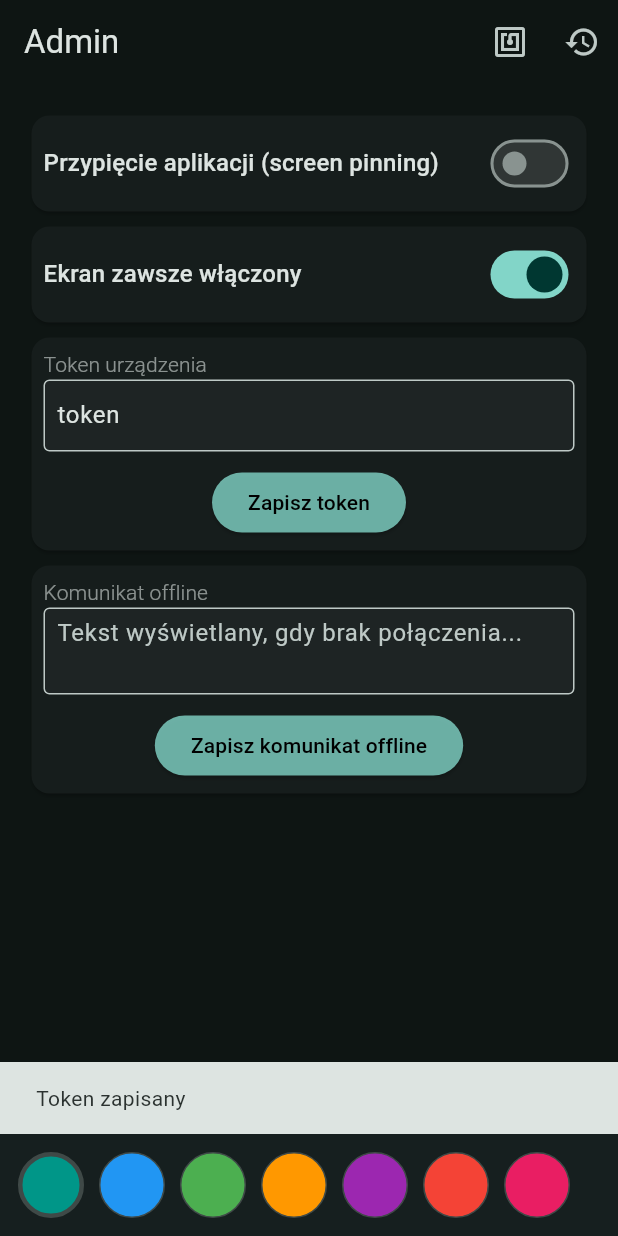
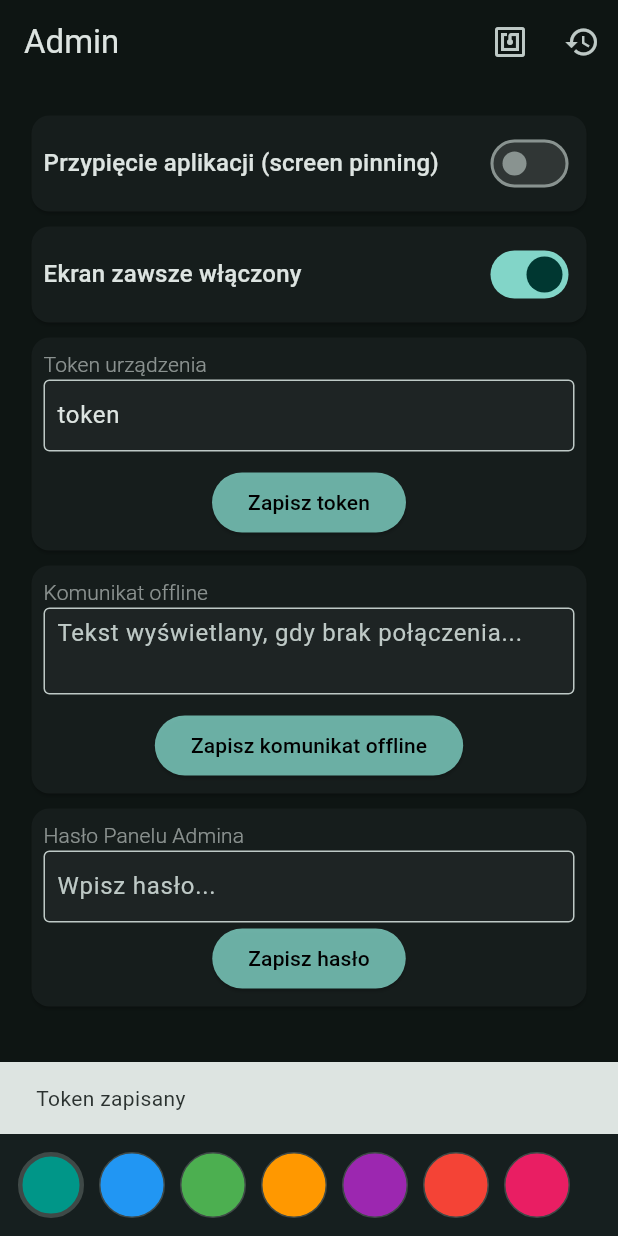
Before and after one commit to pawelprzegon/timelogappflutter, a Flutter app: the AdminScreen screen opened by its route, after a tap on "Zapisz token", on a phone screen of 412 x 824 dp. Run offline on Flutter 3.47's test engine with Material 3 defaults, Android fonts, the phone set to English and light mode, and no system bars; our stand-ins replace dio, flutter_riverpod, geolocator, go_router, shared_preferences, talker_flutter and 1 more; missing offline and left inert: kiosk_mode, mobile_scanner, talker_dio_logger; accounts and stored records are empty.

Commit message:
ref: adminPanel with password lock and hold to open admin

```diff
--- a/lib/core/storage/prefs.dart
+++ b/lib/core/storage/prefs.dart
@@ -3,6 +3,7 @@ import 'package:shared_preferences/shared_preferences.dart';
 class DevicePrefs {
   static const _kToken = 'device_token';
   static const _kOfflineMessage = 'offline_message';
+  static const _kAdminPassword = 'admin_panel_password';
 
   static Future<String?> getToken() async {
     final prefs = await SharedPreferences.getInstance();
@@ -35,4 +36,14 @@ class DevicePrefs {
     }
   }
 
+  static Future<String?> getAdminPassword() async {
+    final p = await SharedPreferences.getInstance();
+    return p.getString(_kAdminPassword);
+  }
+
+  static Future<void> setAdminPassword(String v) async {
+    final p = await SharedPreferences.getInstance();
+    await p.setString(_kAdminPassword, v);
+  }
+
 }
--- a/lib/features/admin/state/admin_controller.dart
+++ b/lib/features/admin/state/admin_controller.dart
@@ -4,27 +4,31 @@ import '../../../core/storage/prefs.dart';
 class AdminState {
   final String token;
   final String offlineMessage;
+  final String adminPanelPassword;
   final bool isLoading;
 
   const AdminState({
     required this.token,
     required this.offlineMessage,
+    required this.adminPanelPassword,
     required this.isLoading,
   });
 
   AdminState copyWith({
     String? token,
     String? offlineMessage,
+    String? adminPanelPassword,
     bool? isLoading,
   }) {
     return AdminState(
       token: token ?? this.token,
       offlineMessage: offlineMessage ?? this.offlineMessage,
+      adminPanelPassword: adminPanelPassword?? this.adminPanelPassword,
       isLoading: isLoading ?? this.isLoading,
     );
   }
 
-  static const empty = AdminState(token: '', offlineMessage: '', isLoading: true);
+  static const empty = AdminState(token: '', offlineMessage: '', adminPanelPassword: '', isLoading: true);
 }
 
 class AdminController extends StateNotifier<AdminState> {
@@ -35,7 +39,8 @@ class AdminController extends StateNotifier<AdminState> {
   Future<void> _load() async {
     final t = await DevicePrefs.getToken() ?? '';
     final m = await DevicePrefs.getOfflineMessage() ?? '';
-    state = state.copyWith(token: t, offlineMessage: m, isLoading: false);
+    final p = await DevicePrefs.getAdminPassword() ?? '';
+    state = state.copyWith(token: t, offlineMessage: m, adminPanelPassword: p, isLoading: false);
   }
 
   void setTokenLocal(String v) {
@@ -46,9 +51,12 @@ class AdminController extends StateNotifier<AdminState> {
     state = state.copyWith(offlineMessage: v);
   }
 
+  void setAdminPasswordLocal(String v) {
+    state = state.copyWith(adminPanelPassword: v);
+  }
+
   Future<void> saveToken() async {
     // ignore: avoid_print
-    print('Saved token len=${state.token.trim().length}');
     final v = state.token.trim();
     if (v.isEmpty) return;
     await DevicePrefs.setToken(v);
@@ -57,6 +65,10 @@ class AdminController extends StateNotifier<AdminState> {
   Future<void> saveOfflineMessage() async {
     await DevicePrefs.setOfflineMessage(state.offlineMessage);
   }
+
+  Future<void> saveAdminPassword() async {
+    await DevicePrefs.setAdminPassword(state.adminPanelPassword.trim());
+  }
 }
 
 final adminControllerProvider =
--- a/lib/features/admin/ui/admin_screen.dart
+++ b/lib/features/admin/ui/admin_screen.dart
@@ -20,6 +20,7 @@ class AdminScreen extends ConsumerStatefulWidget {
 class _AdminScreenState extends ConsumerState<AdminScreen> {
   late final TextEditingController _tokenCtrl;
   late final TextEditingController _offlineCtrl;
+  late final TextEditingController _adminPanelCtrl;
 
   bool _syncedOnce = false;
 
@@ -33,12 +34,14 @@ class _AdminScreenState extends ConsumerState<AdminScreen> {
     // Bo ref w initState działa, ale UI jeszcze się “montuje”. Ten callback gwarantuje, że robisz to po pierwszym renderze (bez dziwnych edge-case).
     _tokenCtrl = TextEditingController();
     _offlineCtrl = TextEditingController();
+    _adminPanelCtrl = TextEditingController();
   }
 
   @override
   void dispose() {
     _tokenCtrl.dispose();
     _offlineCtrl.dispose();
+    _adminPanelCtrl.dispose();
     super.dispose();
   }
 
@@ -50,6 +53,7 @@ class _AdminScreenState extends ConsumerState<AdminScreen> {
 
     _tokenCtrl.text = state.token;
     _offlineCtrl.text = state.offlineMessage;
+    _adminPanelCtrl.text = state.adminPanelPassword;
     _syncedOnce = true;
   }
 
@@ -177,6 +181,37 @@ class _AdminScreenState extends ConsumerState<AdminScreen> {
                 ),
               ),
 
+              Card(
+                margin: const EdgeInsets.all(5.0),
+                child: Padding(
+                  padding: const EdgeInsets.all(8.0),
+                  child: Column(
+                    children: [
+                      LabeltextfieldWidget(
+                        label: 'Hasło Panelu Admina',
+                        controller: _adminPanelCtrl,
+                        hintText: 'Wpisz hasło...',
+                        onChanged: ctrl.setAdminPasswordLocal,
+                      ),
+                      ElevatedButton(
+                        style: ElevatedButton.styleFrom(
+                          backgroundColor: Theme.of(context).colorScheme.primary.withValues(alpha: 0.8),
+                          foregroundColor: Colors.black,
+                        ),
+                        onPressed: () async {
+                          await ctrl.saveAdminPassword();
+                          if (!context.mounted) return;
+                          ScaffoldMessenger.of(context).showSnackBar(
+                            const SnackBar(content: Text('Hasło panelu admina zapisane')),
+                          );
+                        },
+                        child: const Text('Zapisz hasło'),
+                      ),
+                    ],
+                  ),
+                ),
+              ),
+
             ],
           ),
         ),
--- a/lib/features/home/ui/widgets/home_footer.dart
+++ b/lib/features/home/widgets/home_footer.dart
@@ -1,7 +1,7 @@
 import 'package:flutter/material.dart';
 import 'package:timelogappflutter/features/device/ui/device_widget.dart';
 
-import '../../../weather/ui/weather_widget.dart';
+import '../../weather/ui/weather_widget.dart';
 
 class HomeFooter extends StatelessWidget {
   const HomeFooter({
--- a/lib/features/home/ui/widgets/mode_toggle.dart
+++ b/lib/features/home/widgets/mode_toggle.dart
@@ -1,8 +1,8 @@
 import 'package:flutter/material.dart';
 import 'package:flutter_riverpod/flutter_riverpod.dart';
 
-import '../../state/mode_controller.dart';
-import '../../state/input_coordinator.dart';
+import '../state/mode_controller.dart';
+import '../state/input_coordinator.dart';
 
 class ModeToggle extends ConsumerWidget {
   const ModeToggle({super.key, required this.isEnabled});
```
Also changed, not shown: lib/features/home/state/hold_to_open_controller.dart (added, +148 -0 lines), lib/features/home/ui/home_screen.dart (+7 -9 lines), lib/features/home/widgets/admin_password_dialog.dart (added, +101 -0 lines), lib/features/home/widgets/home_header.dart (renamed from lib/features/home/ui/widgets/home_header.dart, +3 -11 lines), lib/features/home/widgets/offline_banner.dart (renamed from lib/features/home/ui/widgets/offline_banner.dart).
